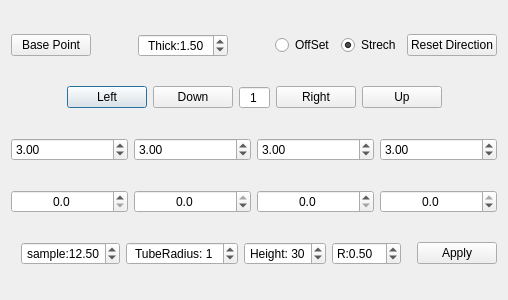
Qt form NormalWidget.ui (lihouxing-sjtu/SurfBuilder) before a commit.
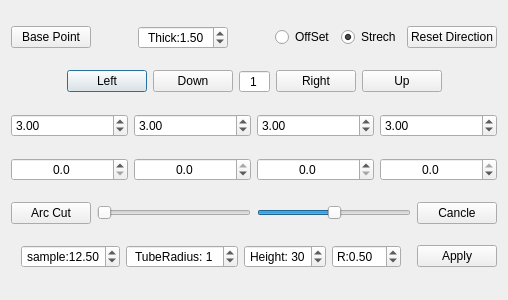
The same form after that commit.

```diff
--- a/NormalWidget.ui
+++ b/NormalWidget.ui
@@ -168,7 +168,7 @@
      </item>
     </layout>
    </item>
-   <item row="4" column="0">
+   <item row="5" column="0">
     <layout class="QHBoxLayout" name="horizontalLayout">
      <item>
       <spacer name="horizontalSpacer_3">
@@ -390,6 +390,53 @@
      </item>
     </layout>
    </item>
+   <item row="4" column="0">
+    <layout class="QHBoxLayout" name="horizontalLayout_6">
+     <item>
+      <widget class="QPushButton" name="ArcCutButton">
+       <property name="text">
+        <string>Arc Cut</string>
+       </property>
+       <property name="checkable">
+        <bool>true</bool>
+       </property>
+      </widget>
+     </item>
+     <item>
+      <widget class="QSlider" name="ArcCutLengthSlider">
+       <property name="maximum">
+        <number>1000</number>
+       </property>
+       <property name="value">
+        <number>2</number>
+       </property>
+       <property name="orientation">
+        <enum>Qt::Horizontal</enum>
+       </property>
+      </widget>
+     </item>
+     <item>
+      <widget class="QSlider" name="ArcCutPositionSlider">
+       <property name="minimum">
+        <number>-1000</number>
+       </property>
+       <property name="maximum">
+        <number>1000</number>
+       </property>
+       <property name="orientation">
+        <enum>Qt::Horizontal</enum>
+       </property>
+      </widget>
+     </item>
+     <item>
+      <widget class="QPushButton" name="CancleArcButton">
+       <property name="text">
+        <string>Cancle</string>
+       </property>
+      </widget>
+     </item>
+    </layout>
+   </item>
   </layout>
  </widget>
  <resources/>
```
